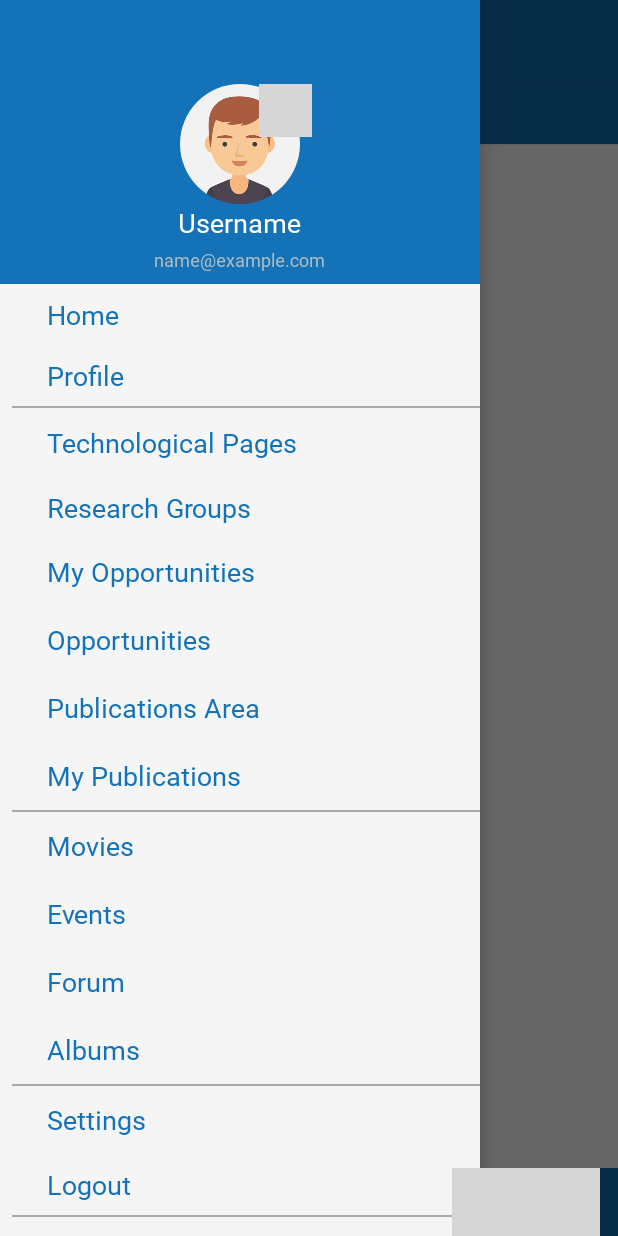
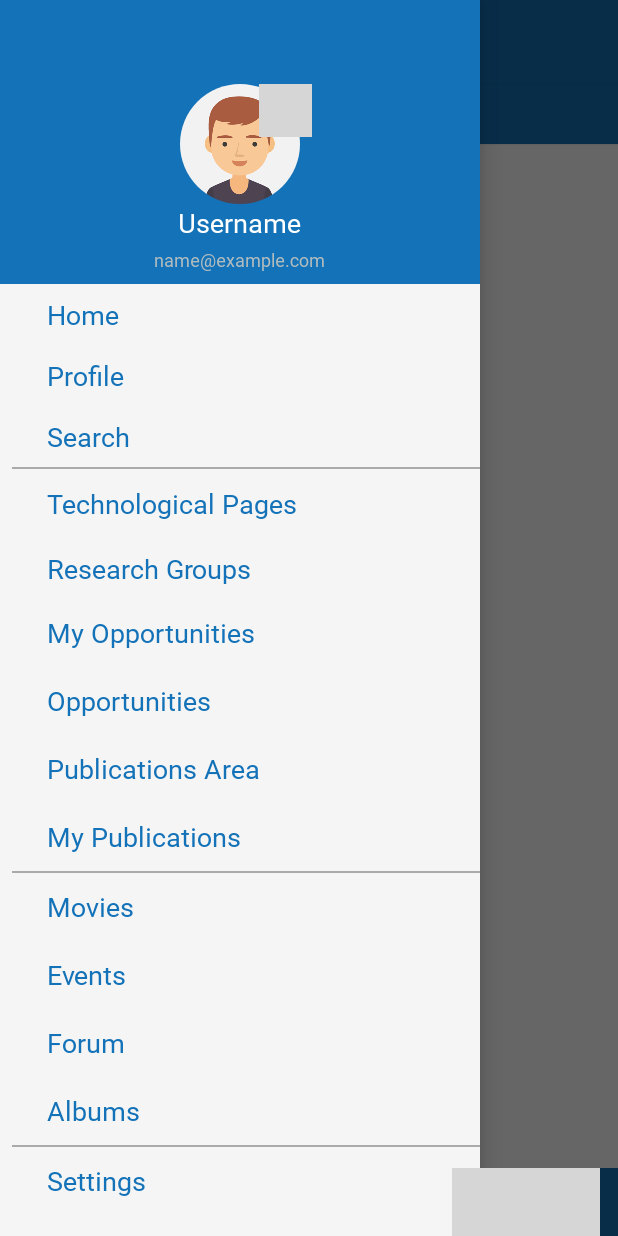
Before and after one commit to Mohamed-Amr/Android_ScienceHub, an Android app: the ScienceHubActivity screen opened directly, with no data from a screen before it, with the side drawer open, on a phone screen of 412 x 824 dp. Run offline under Robolectric (Android 15) with nearby library versions, the phone set to English and light mode, and no system bars; our stand-ins replace AdMob, CircleImageView, Firebase (no records; nobody signed in at launch, a user with empty details on screens opened directly); libraries missing offline, so code that uses them is left out: com.crashlytics.android, com.onesignal, io.fabric.sdk; pictures from the network do not load; 1 statement that could not run was skipped; grey boxes are pictures that could not be loaded.

Commit message:
Added Search link to left drawer - Fixed Messages window top margin

```diff
--- a/app/src/main/java/eg/mimocodes/sciencehub/activity/BaseAppCompatActivity.java
+++ b/app/src/main/java/eg/mimocodes/sciencehub/activity/BaseAppCompatActivity.java
@@ -836,6 +836,11 @@ public class BaseAppCompatActivity extends BaseActivity {
         String user_name = LoginActivity.getDefaults("UserName", getBaseContext());
         ScienceHubActivity.webloadUrl("https://sciencehub.eg/"+ user_name + "/");
     }
+    public void onSearchClick(View view) {
+        view.performHapticFeedback(HapticFeedbackConstants.VIRTUAL_KEY);
+        drawerLayout.closeDrawers();
+        ScienceHubActivity.webloadUrl("https://sciencehub.eg/search");
+    }
     public void onGroupsClick(View view) {
         view.performHapticFeedback(HapticFeedbackConstants.VIRTUAL_KEY);
         drawerLayout.closeDrawers();
--- a/app/src/main/res/layout/activity_sciencehub.xml
+++ b/app/src/main/res/layout/activity_sciencehub.xml
@@ -146,8 +146,8 @@
                 android:id="@+id/textNotifications"
                 android:layout_width="wrap_content"
                 android:layout_height="wrap_content"
-                android:layout_alignTop="@id/imageButton9"
-                android:layout_alignRight="@id/imageButton9"
+                android:layout_alignStart="@id/imageButton9"
+                android:layout_alignEnd="@id/imageButton9"
                 android:text="0"
                 android:textColor="#FFF"
                 android:textSize="10sp"
--- a/app/src/main/res/layout/layout_drawer.xml
+++ b/app/src/main/res/layout/layout_drawer.xml
@@ -40,7 +40,7 @@
                     android:layout_alignTop="@+id/iv_drawer_profile_photo"
                     android:onClick="onEditClick"
                     android:background="@color/transparent"
-                    android:src="@drawable/ic_edit_button"/>
+                    android:src="@drawable/ic_camera"/>
 
             </RelativeLayout>
 
@@ -136,6 +136,33 @@
                         android:layout_marginLeft="15dp"
                         android:layout_marginStart="15dp"
                         android:text="@string/profile"
+                        android:textColor="@color/colorPrimary"
+                        android:textSize="18sp" />
+
+                </LinearLayout>
+                <LinearLayout
+                    android:layout_width="match_parent"
+                    android:layout_height="wrap_content"
+                    android:layout_margin="8dp"
+                    android:onClick="onSearchClick"
+                    android:orientation="horizontal">
+
+                    <!--<ImageView-->
+                    <!--android:contentDescription="@string/profile_icon"-->
+                    <!--android:layout_width="wrap_content"-->
+                    <!--android:layout_height="wrap_content"-->
+                    <!--android:layout_gravity="center"-->
+                    <!--android:src="@drawable/ic_person_blue_24dp"-->
+                    <!--android:backgroundTint="@color/colorPrimary"/>-->
+
+                    <eg.mimocodes.sciencehub.widgets.CustomTextView
+                        android:id="@+id/txt_action_search"
+                        android:layout_width="wrap_content"
+                        android:layout_height="wrap_content"
+                        android:layout_gravity="center"
+                        android:layout_marginLeft="15dp"
+                        android:layout_marginStart="15dp"
+                        android:text="@string/search"
                         android:textColor="@color/colorPrimary"
                         android:textSize="18sp" />
 
--- a/app/src/main/res/values/strings.xml
+++ b/app/src/main/res/values/strings.xml
@@ -7,6 +7,7 @@
     <string name="action_edit_account">Edit Account</string>
     <string name="action_sign_out">Sign Out</string>
     <string name="back_to_login">Already a Member?</string>
+    <string name="search">Search</string>
 
     <string name="btn_add_code">Add Code</string>
     <string name="btn_add_home">Add Home</string>
```
